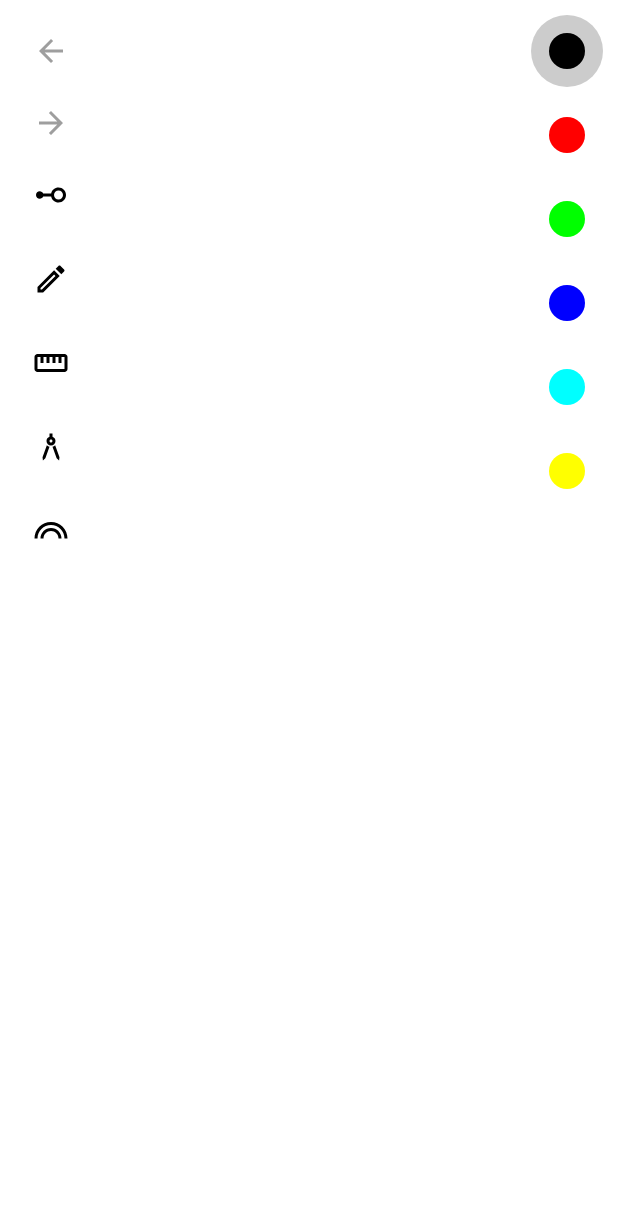
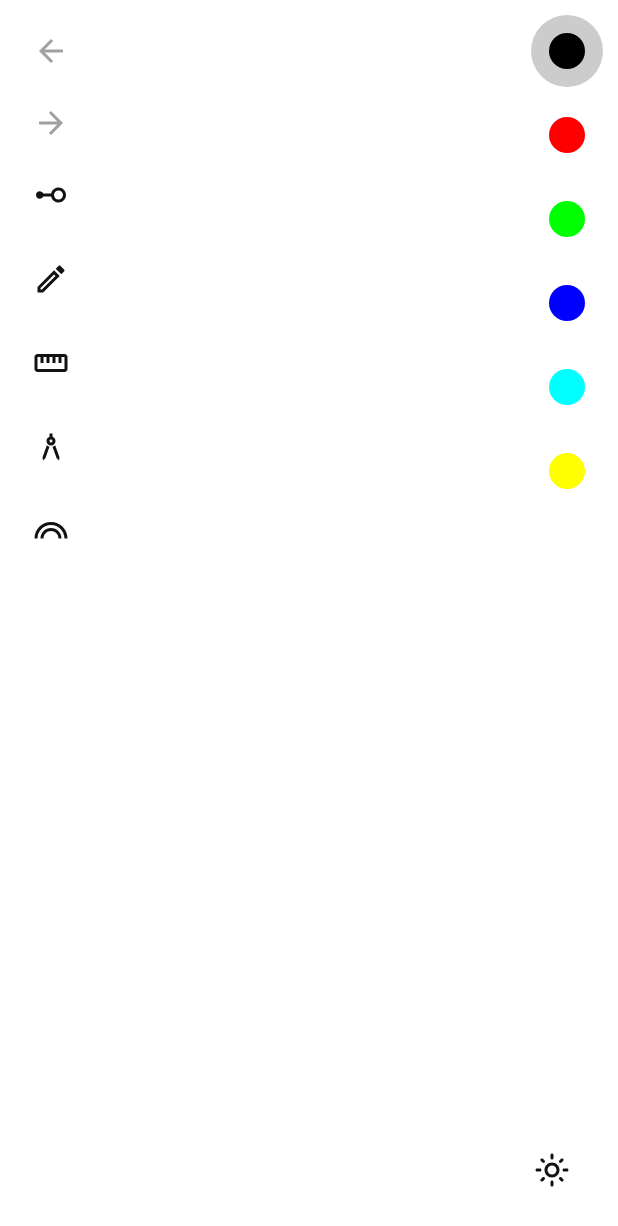
Before and after one commit to MohamedRejeb/Compose-Geometry-Playground, an Android app built with Jetpack Compose: the composable App shown on its own in the app's theme, on a phone screen of 412 x 824 dp. Shown: the top 1226 px of the screen. Run offline under Robolectric (Android 15) with nearby library versions, the phone set to English and light mode, and no system bars; libraries missing offline, so code that uses them is left out: org.jetbrains.skia.

Commit message:
Fix some issues

```diff
--- a/common/src/commonMain/kotlin/com/mocoding/geometryapp/common/App.kt
+++ b/common/src/commonMain/kotlin/com/mocoding/geometryapp/common/App.kt
@@ -1,11 +1,16 @@
 package com.mocoding.geometryapp.common
 
-import androidx.compose.foundation.layout.Box
-import androidx.compose.foundation.layout.fillMaxHeight
-import androidx.compose.foundation.layout.fillMaxSize
+import androidx.compose.foundation.background
+import androidx.compose.foundation.layout.*
+import androidx.compose.material.*
+import androidx.compose.material.icons.Icons
+import androidx.compose.material.icons.outlined.DarkMode
+import androidx.compose.material.icons.outlined.LightMode
 import androidx.compose.runtime.Composable
 import androidx.compose.ui.Alignment
 import androidx.compose.ui.Modifier
+import androidx.compose.ui.graphics.Color
+import androidx.compose.ui.unit.dp
 import com.mocoding.geometryapp.common.event.ColorsPanelEvent
 import com.mocoding.geometryapp.common.event.ToolsPanelEvent
 import com.mocoding.geometryapp.common.state.rememberGeometryState
@@ -13,13 +18,27 @@ import com.mocoding.geometryapp.common.ui.ColorsPanel
 import com.mocoding.geometryapp.common.ui.PlaygroundCanvas
 import com.mocoding.geometryapp.common.ui.ToolsPanel
 
+val lightColors = lightColors(
+    background = Color.White,
+    onBackground = Color(0xFF121212)
+)
+
+val darkColors = darkColors(
+    background = Color(0xFF323232),
+    onBackground = Color.White
+)
+
 @Composable
 fun App() {
     val platformName = getPlatformName()
 
     val geo = rememberGeometryState()
 
-    Box {
+    val colors = if (geo.isDarkMode) darkColors else lightColors
+
+    Box(
+        modifier = Modifier.background(colors.background)
+    ) {
         val drawings = (geo.drawings + geo.placeholder + geo.visibleGeoDrawings).filterNotNull()
 
         PlaygroundCanvas(
@@ -44,6 +63,7 @@ fun App() {
             },
             isUndoEnabled = geo.drawings.isNotEmpty(),
             isRedoEnabled = geo.drawingsTrash.isNotEmpty(),
+            colors = colors
         )
 
         ColorsPanel(
@@ -61,5 +81,28 @@ fun App() {
                 }
             },
         )
+
+        IconToggleButton(
+            checked = geo.isDarkMode,
+            onCheckedChange = { geo.isDarkMode = it },
+            content = {
+                if (geo.isDarkMode) {
+                    Icon(
+                        Icons.Outlined.DarkMode,
+                        contentDescription = null,
+                        tint = colors.onBackground
+                    )
+                } else {
+                    Icon(
+                        Icons.Outlined.LightMode,
+                        contentDescription = null,
+                        tint = colors.onBackground
+                    )
+                }
+            },
+            modifier = Modifier
+                .align(Alignment.BottomEnd)
+                .padding(20.dp)
+        )
     }
 }
--- a/common/src/commonMain/kotlin/com/mocoding/geometryapp/common/ui/PlaygroundCanvas.kt
+++ b/common/src/commonMain/kotlin/com/mocoding/geometryapp/common/ui/PlaygroundCanvas.kt
@@ -6,6 +6,8 @@ import androidx.compose.runtime.*
 import androidx.compose.ui.Modifier
 import androidx.compose.ui.geometry.Size
 import androidx.compose.ui.graphics.Color
+import androidx.compose.ui.graphics.drawscope.drawIntoCanvas
+import androidx.compose.ui.graphics.nativeCanvas
 import androidx.compose.ui.input.pointer.pointerInput
 import com.mocoding.geometryapp.common.drawing.Drawing
 import com.mocoding.geometryapp.common.drawing.draw
@@ -41,10 +43,12 @@ fun PlaygroundCanvas(
                 )
             }
     ) {
-        drawings.forEach { drawing ->
-            draw(
-                drawing = drawing,
-            )
+        drawIntoCanvas {
+            drawings.forEach { drawing ->
+                draw(
+                    drawing = drawing
+                )
+            }
         }
     }
 }
--- a/common/src/commonMain/kotlin/com/mocoding/geometryapp/common/ui/ToolsPanel.kt
+++ b/common/src/commonMain/kotlin/com/mocoding/geometryapp/common/ui/ToolsPanel.kt
@@ -4,6 +4,7 @@ import androidx.compose.foundation.background
 import androidx.compose.foundation.layout.Column
 import androidx.compose.foundation.layout.padding
 import androidx.compose.foundation.shape.CircleShape
+import androidx.compose.material.Colors
 import androidx.compose.material.Icon
 import androidx.compose.material.IconButton
 import androidx.compose.material.icons.Icons
@@ -23,7 +24,8 @@ fun ToolsPanel(
     tools: List<Tool>,
     onEvent: (ToolsPanelEvent) -> Unit,
     isUndoEnabled: Boolean,
-    isRedoEnabled: Boolean
+    isRedoEnabled: Boolean,
+    colors: Colors
 ) {
 
     Column(
@@ -37,7 +39,10 @@ fun ToolsPanel(
         ) {
             Icon(
                 Icons.Default.ArrowBack,
-                contentDescription = "Undo"
+                contentDescription = "Undo",
+                tint = colors.onBackground.copy(
+                    alpha = if (isUndoEnabled) 1f else 0.4f
+                )
             )
         }
 
@@ -45,11 +50,14 @@ fun ToolsPanel(
             onClick = {
                 onEvent(ToolsPanelEvent.Redo)
             },
-            enabled = isRedoEnabled
+            enabled = isRedoEnabled,
         ) {
             Icon(
                 Icons.Default.ArrowForward,
-                contentDescription = "Redo"
+                contentDescription = "Redo",
+                tint = colors.onBackground.copy(
+                    alpha = if (isRedoEnabled) 1f else 0.4f
+                )
             )
         }
 
@@ -65,7 +73,8 @@ fun ToolsPanel(
             ) {
                 Icon(
                     tool.icon,
-                    contentDescription = tool.name
+                    contentDescription = tool.name,
+                    tint = colors.onBackground
                 )
             }
         }
```
